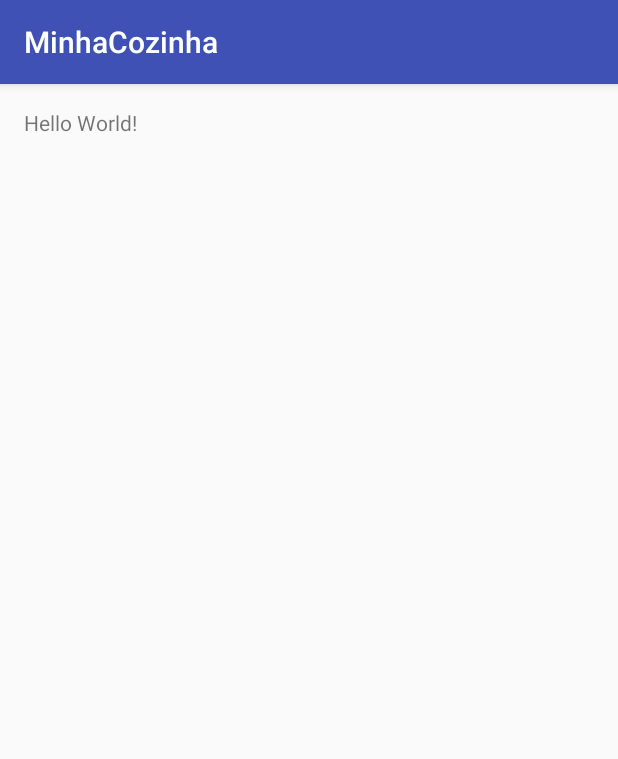
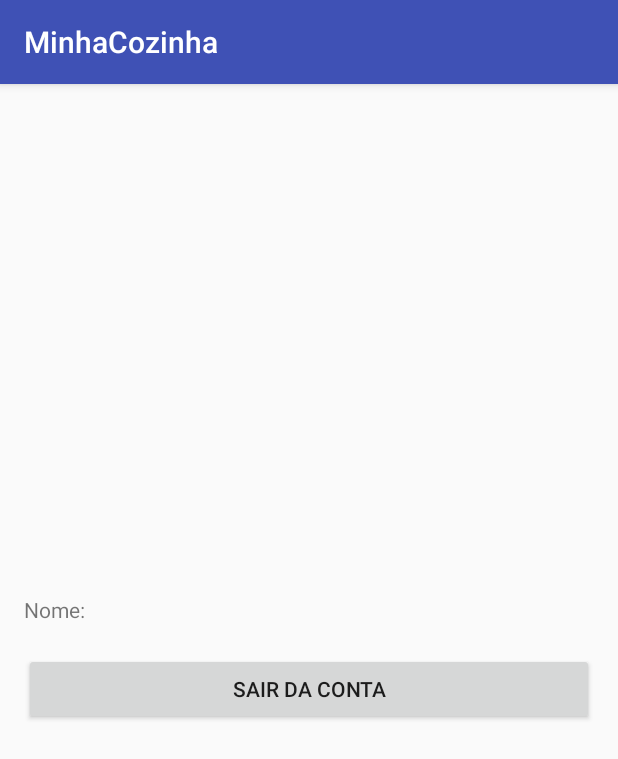
Before and after one commit to wellingtonsilverio/MinhaCozinha, an Android app: the screen it shows after launch once a user with an empty profile is signed in (HomeActivity), on a phone screen of 412 x 824 dp. Shown: the top 759 px of the screen. Run offline under Robolectric (Android 15) with nearby library versions, the phone set to English and light mode, and no system bars; our stand-ins replace Firebase (no records; nobody signed in at launch, a user with empty details on screens opened directly).

```diff
--- a/app/src/main/AndroidManifest.xml
+++ b/app/src/main/AndroidManifest.xml
@@ -15,11 +15,10 @@
         <activity android:name=".LoginActivity">
             <intent-filter>
                 <action android:name="android.intent.action.MAIN" />
-
                 <category android:name="android.intent.category.LAUNCHER" />
             </intent-filter>
         </activity>
-        <activity android:name=".LoginActivity"></activity>
+        <activity android:name=".RegisterActivity"></activity>
     </application>
 
 </manifest>
--- a/app/src/main/java/wellingtonsilverio/github/io/minhacozinha/HomeActivity.java
+++ b/app/src/main/java/wellingtonsilverio/github/io/minhacozinha/HomeActivity.java
@@ -1,13 +1,48 @@
 package wellingtonsilverio.github.io.minhacozinha;
 
+import android.content.Intent;
 import android.support.v7.app.AppCompatActivity;
 import android.os.Bundle;
+import android.view.View;
+import android.widget.Button;
+import android.widget.TextView;
+
+import com.google.firebase.auth.FirebaseAuth;
+import com.google.firebase.auth.FirebaseUser;
 
 public class HomeActivity extends AppCompatActivity {
+
+    private FirebaseAuth firebaseAuth;
+
+    private TextView textViewEmail;
+    private Button buttonLogoff;
 
     @Override
     protected void onCreate(Bundle savedInstanceState) {
         super.onCreate(savedInstanceState);
         setContentView(R.layout.activity_home);
+
+        firebaseAuth = FirebaseAuth.getInstance();
+
+        if(firebaseAuth.getCurrentUser() == null){
+            finish();
+            startActivity(new Intent(getApplicationContext(), LoginActivity.class));
+        }
+
+        FirebaseUser user = firebaseAuth.getCurrentUser();
+
+        textViewEmail = (TextView) findViewById(R.id.textViewEmail);
+
+        textViewEmail.setText(user.getEmail());
+
+        buttonLogoff = (Button) findViewById(R.id.buttonLogoff);
+        buttonLogoff.setOnClickListener(new View.OnClickListener() {
+            @Override
+            public void onClick(View view) {
+                firebaseAuth.signOut();
+                finish();
+                startActivity(new Intent(getBaseContext(), LoginActivity.class));
+            }
+        });
     }
 }
--- a/app/src/main/java/wellingtonsilverio/github/io/minhacozinha/LoginActivity.java
+++ b/app/src/main/java/wellingtonsilverio/github/io/minhacozinha/LoginActivity.java
@@ -30,19 +30,20 @@ public class LoginActivity extends AppCompatActivity{
     @Override
     protected void onCreate(Bundle savedInstanceState) {
         super.onCreate(savedInstanceState);
-        setContentView(R.layout.activity_register);
+        setContentView(R.layout.activity_login);
 
         firebaseAuth = FirebaseAuth.getInstance();
         if(firebaseAuth.getCurrentUser() != null){
+            finish();
             startActivity(new Intent(getBaseContext(), HomeActivity.class));
         }
 
         progressDialog = new ProgressDialog(this);
 
-        buttonSigUp = (Button) findViewById(R.id.buttonRegister);
+        buttonSigUp = (Button) findViewById(R.id.buttonLogin);
         editTextEmail = (EditText) findViewById(R.id.editTextEmail);
         editTextPass = (EditText) findViewById(R.id.editTextPass);
-        textViewSigIn = (TextView) findViewById(R.id.textViewSignIn);
+        textViewSigIn = (TextView) findViewById(R.id.textViewSignUp);
 
         buttonSigUp.setOnClickListener(new View.OnClickListener() {
             @Override
@@ -83,7 +84,11 @@ public class LoginActivity extends AppCompatActivity{
                         progressDialog.dismiss();
 
                         if(task.isSuccessful()){
-
+                            Toast.makeText(LoginActivity.this, "Logado com sucesso", Toast.LENGTH_SHORT);
+                            finish();
+                            startActivity(new Intent(getBaseContext(), HomeActivity.class));
+                        }else{
+                            Toast.makeText(LoginActivity.this, "Login falhou, tente novamente", Toast.LENGTH_SHORT);
                         }
                     }
                 });
--- a/app/src/main/java/wellingtonsilverio/github/io/minhacozinha/RegisterActivity.java
+++ b/app/src/main/java/wellingtonsilverio/github/io/minhacozinha/RegisterActivity.java
@@ -84,6 +84,8 @@ public class RegisterActivity extends AppCompatActivity{
 
                         if(task.isSuccessful()){
                             Toast.makeText(RegisterActivity.this, "Cadastrado com sucesso", Toast.LENGTH_SHORT).show();
+                            finish();
+                            startActivity(new Intent(getBaseContext(), HomeActivity.class));
                         }else{
                             Toast.makeText(RegisterActivity.this, "Cadastro não foi bem sucedido, tente novamente mais tarde", Toast.LENGTH_SHORT).show();
                         }
--- a/app/src/main/res/layout/activity_home.xml
+++ b/app/src/main/res/layout/activity_home.xml
@@ -10,8 +10,27 @@
     android:paddingTop="@dimen/activity_vertical_margin"
     tools:context="wellingtonsilverio.github.io.minhacozinha.HomeActivity">
 
-    <TextView
-        android:layout_width="wrap_content"
-        android:layout_height="wrap_content"
-        android:text="Hello World!" />
+    <LinearLayout
+        android:layout_centerVertical="true"
+        android:layout_centerHorizontal="true"
+        android:orientation="vertical"
+        android:layout_width="match_parent"
+        android:layout_height="wrap_content">
+
+        <TextView
+            android:text="Nome:"
+            android:layout_width="match_parent"
+            android:layout_height="wrap_content" />
+        <TextView
+            android:id="@+id/textViewEmail"
+            android:layout_width="match_parent"
+            android:layout_height="wrap_content" />
+
+        <Button
+            android:id="@+id/buttonLogoff"
+            android:text="Sair da conta"
+            android:layout_width="match_parent"
+            android:layout_height="wrap_content" />
+
+    </LinearLayout>
 </RelativeLayout>
--- a/app/src/main/res/layout/activity_login.xml
+++ b/app/src/main/res/layout/activity_login.xml
@@ -35,14 +35,14 @@
 
         <Button
             android:layout_margin="15dp"
-            android:id="@+id/buttonRegister"
+            android:id="@+id/buttonLogin"
             android:text="Entrar"
             android:layout_width="match_parent"
             android:layout_height="wrap_content" />
 
         <TextView
             android:text="Não tem cadastro? clique aqui"
-            android:id="@+id/textViewSignIn"
+            android:id="@+id/textViewSignUp"
             android:layout_width="wrap_content"
             android:layout_height="match_parent" />
 
--- a/app/src/main/res/layout/activity_register.xml
+++ b/app/src/main/res/layout/activity_register.xml
@@ -8,7 +8,7 @@
     android:paddingLeft="@dimen/activity_horizontal_margin"
     android:paddingRight="@dimen/activity_horizontal_margin"
     android:paddingTop="@dimen/activity_vertical_margin"
-    tools:context="wellingtonsilverio.github.io.minhacozinha.LoginActivity">
+    tools:context="wellingtonsilverio.github.io.minhacozinha.RegisterActivity">
 
     <LinearLayout
         android:layout_centerHorizontal="true"
```
